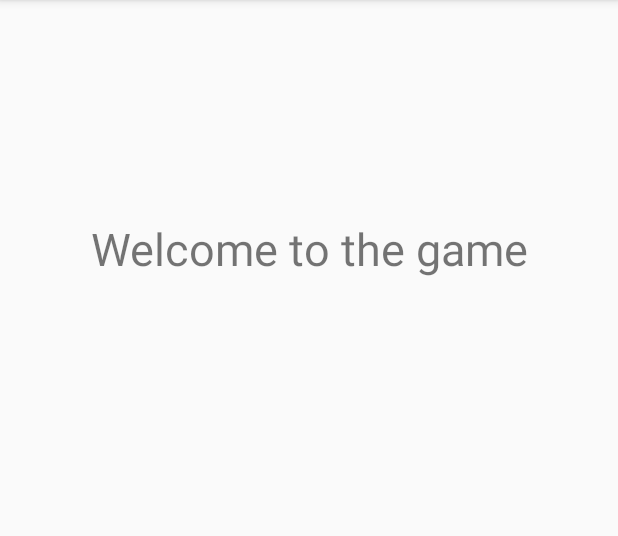
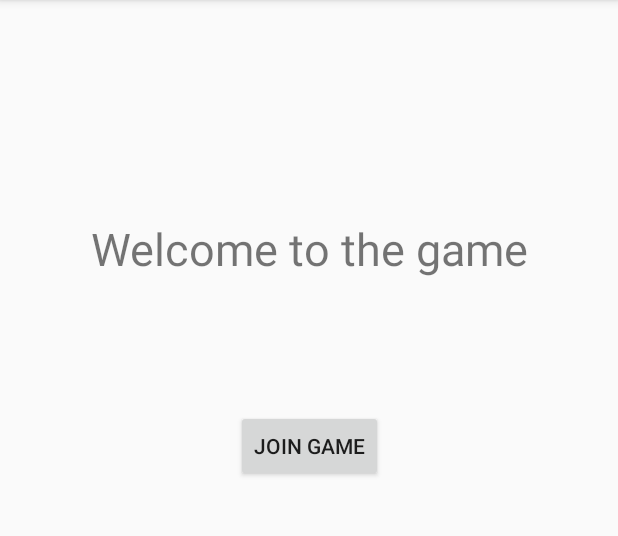
Before and after one commit to bren11/LazerTag, an Android app: the screen it shows after launch (MainMenu), on a phone screen of 412 x 824 dp, the part 84-620 px from its top. Run offline under Robolectric (Android 15) with nearby library versions, the phone set to English and light mode, and no system bars.

Commit message:
Added a non-functioning button

```diff
--- a/app/src/main/java/com/android/lazertag/MainMenu.java
+++ b/app/src/main/java/com/android/lazertag/MainMenu.java
@@ -2,6 +2,7 @@ package com.android.lazertag;
 
 import android.support.v7.app.AppCompatActivity;
 import android.os.Bundle;
+import android.view.View;
 
 public class MainMenu extends AppCompatActivity {
 
@@ -10,4 +11,8 @@ public class MainMenu extends AppCompatActivity {
         super.onCreate(savedInstanceState);
         setContentView(R.layout.activity_main_menu);
     }
+
+    public void goToJoin(View view){
+
+    }
 }
--- a/app/src/main/res/layout/activity_main_menu.xml
+++ b/app/src/main/res/layout/activity_main_menu.xml
@@ -17,4 +17,16 @@
         app:layout_constraintTop_toTopOf="parent"
         app:layout_constraintVertical_bias=".2" />
 
+    <Button
+        android:id="@+id/button"
+        android:layout_width="wrap_content"
+        android:layout_height="wrap_content"
+        android:onClick="goToJoin"
+        android:text="@string/jointext"
+        app:layout_constraintBottom_toBottomOf="parent"
+        app:layout_constraintLeft_toLeftOf="parent"
+        app:layout_constraintRight_toRightOf="parent"
+        app:layout_constraintTop_toTopOf="parent"
+        app:layout_constraintVertical_bias=".38" />
+
 </android.support.constraint.ConstraintLayout>
--- a/app/src/main/res/values/strings.xml
+++ b/app/src/main/res/values/strings.xml
@@ -1,4 +1,5 @@
 <resources>
     <string name="app_name">Lazer Tag</string>
     <string name="welcometext">Welcome to the game</string>
+    <string name="jointext">Join Game</string>
 </resources>
```
